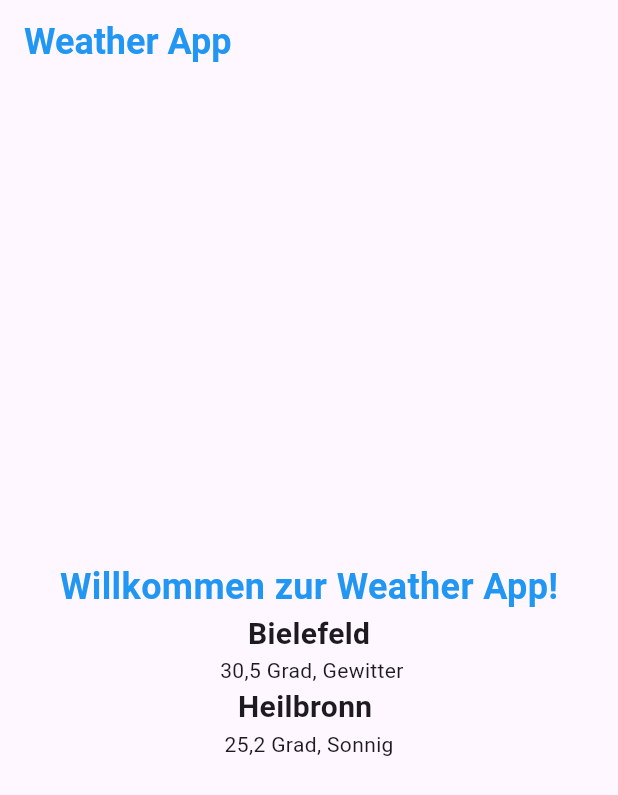
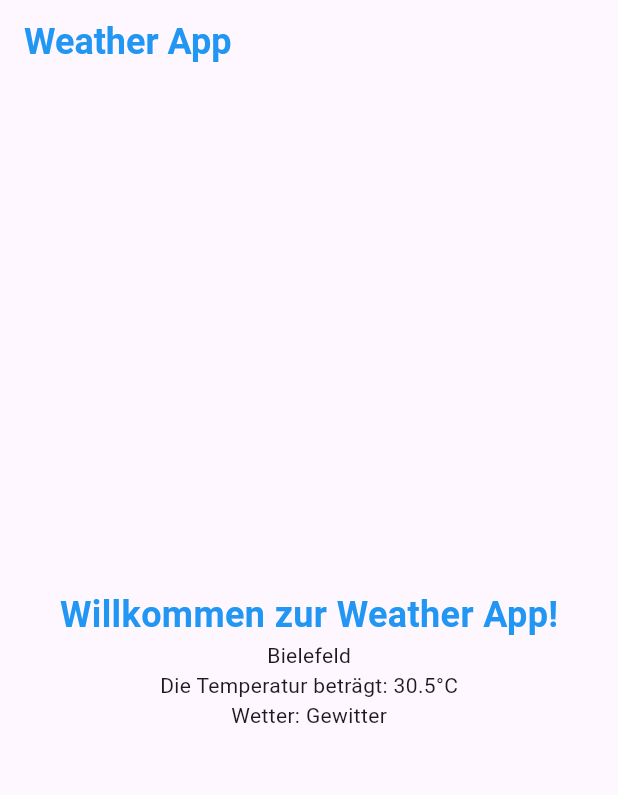
Before and after one commit to dianalibrecht/simple_weather_app, a Flutter app: the screen it shows after launch, on a phone screen of 412 x 824 dp. Shown: the top 795 px of the screen. Run offline on Flutter 3.47's test engine with Material 3 defaults, Android fonts, the phone set to English and light mode, and no system bars.

Commit message:
Used Classes

```diff
--- a/lib/main.dart
+++ b/lib/main.dart
@@ -1,66 +1,23 @@
 import 'package:flutter/material.dart';
+import 'package:simple_weather_app/weather_app.dart';
+import 'package:simple_weather_app/weather_data.dart';
 
 void main() {
   final WeatherData city = WeatherData(
       city: "Bielefeld", temperature: 30.5, weatherCondition: "Gewitter");
-  runApp(const MainApp());
+
+  runApp(MainApp(city: city));
 }
 
 class MainApp extends StatelessWidget {
-  const MainApp({super.key});
+  const MainApp({super.key, required this.city});
+
+  final WeatherData city;
 
   @override
   Widget build(BuildContext context) {
-    return const MaterialApp(
-      home: WeatherApp(),
+    return MaterialApp(
+      home: WeatherApp(city: city),
     );
   }
 }
-
-class WeatherApp extends StatelessWidget {
-  const WeatherApp({super.key});
-
-  @override
-  Widget build(BuildContext context) {
-    return Scaffold(
-      appBar: AppBar(
-        title: const Text("Weather App",
-            style: TextStyle(
-                fontSize: 24, color: Colors.blue, fontWeight: FontWeight.bold)),
-      ),
-      body: const Center(
-        child: Column(
-          mainAxisAlignment: MainAxisAlignment.center,
-          children: [
-            Text(
-              "Willkommen zur Weather App!",
-              style: TextStyle(
-                color: Colors.blue,
-                fontSize: 24,
-                fontWeight: FontWeight.bold,
-              ),
-            ),
-            Text("Bielefeld",
-                style: TextStyle(fontWeight: FontWeight.bold, fontSize: 20)),
-            Text(" 30,5 Grad, Gewitter"),
-            Text("Heilbronn ",
-                style: TextStyle(fontWeight: FontWeight.bold, fontSize: 20)),
-            Text("25,2 Grad, Sonnig"),
-          ],
-        ),
-      ),
-    );
-  }
-}
-
-class WeatherData {
-  final String city;
-  final double temperature;
-  final String weatherCondition;
-
-  WeatherData({
-    required this.city,
-    required this.temperature,
-    required this.weatherCondition,
-  });
-}
--- /dev/null
+++ b/lib/weather_app.dart
@@ -0,0 +1,43 @@
+import 'package:flutter/material.dart';
+import 'package:simple_weather_app/weather_data.dart';
+
+class WeatherApp extends StatelessWidget {
+  const WeatherApp({super.key, required this.city});
+
+  final WeatherData city;
+
+  @override
+  Widget build(BuildContext context) {
+    return Scaffold(
+      appBar: AppBar(
+        title: const Text("Weather App",
+            style: TextStyle(
+                fontSize: 24, color: Colors.blue, fontWeight: FontWeight.bold)),
+      ),
+      body: Center(
+        child: Column(
+          mainAxisAlignment: MainAxisAlignment.center,
+          children: [
+            const Text(
+              "Willkommen zur Weather App!",
+              style: TextStyle(
+                color: Colors.blue,
+                fontSize: 24,
+                fontWeight: FontWeight.bold,
+              ),
+            ),
+            Text(city.city),
+            Text("Die Temperatur beträgt: ${city.temperature}°C"),
+            Text("Wetter: ${city.weatherCondition}"),
+            /*Text("Bielefeld",
+                style: TextStyle(fontWeight: FontWeight.bold, fontSize: 20)),
+            Text(" 30,5 Grad, Gewitter"),
+            Text("Heilbronn ",
+                style: TextStyle(fontWeight: FontWeight.bold, fontSize: 20)),
+            Text("25,2 Grad, Sonnig"),*/
+          ],
+        ),
+      ),
+    );
+  }
+}
--- /dev/null
+++ b/lib/weather_data.dart
@@ -0,0 +1,11 @@
+class WeatherData {
+  final String city;
+  final double temperature;
+  final String weatherCondition;
+
+  WeatherData({
+    required this.city,
+    required this.temperature,
+    required this.weatherCondition,
+  });
+}
```
